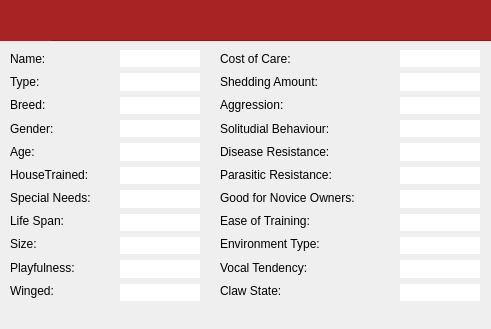
This is animaldetailsview.ui in maliklewis/comp3004 as Qt 5 draws it before an edit. The edited form follows.
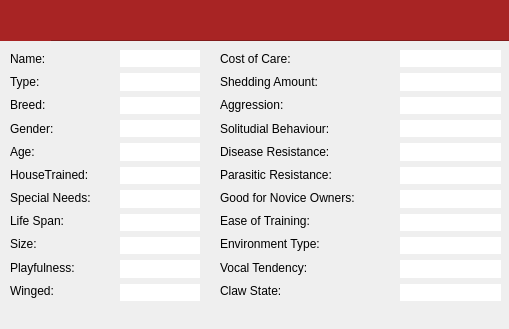
This is the edited form. Icons and pictures are not drawn.

Diff of the .ui file:
```diff
--- a/animaldetailsview.ui
+++ b/animaldetailsview.ui
@@ -6,7 +6,7 @@
    <rect>
     <x>0</x>
     <y>0</y>
-    <width>491</width>
+    <width>509</width>
     <height>329</height>
    </rect>
   </property>
@@ -107,7 +107,7 @@
     <rect>
      <x>400</x>
      <y>50</y>
-     <width>80</width>
+     <width>101</width>
      <height>251</height>
     </rect>
    </property>
```
